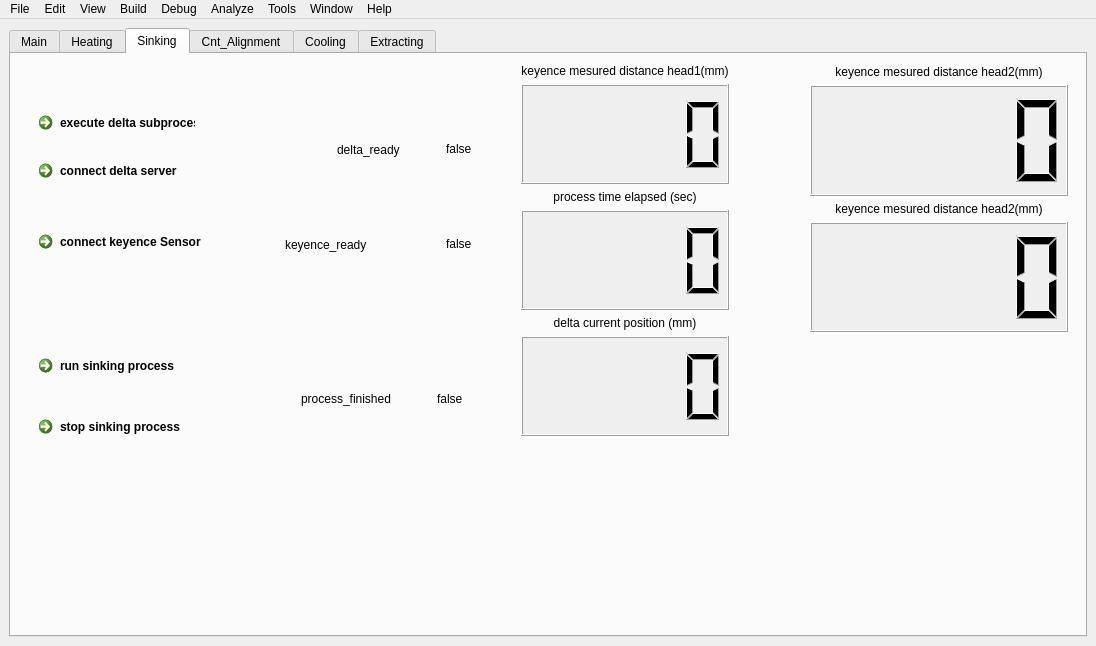
Above: src/app/mainwindow.ui from theion-batteries/soft_wgm_user_interface_qt_cpp before the change. Below: the same form after it.
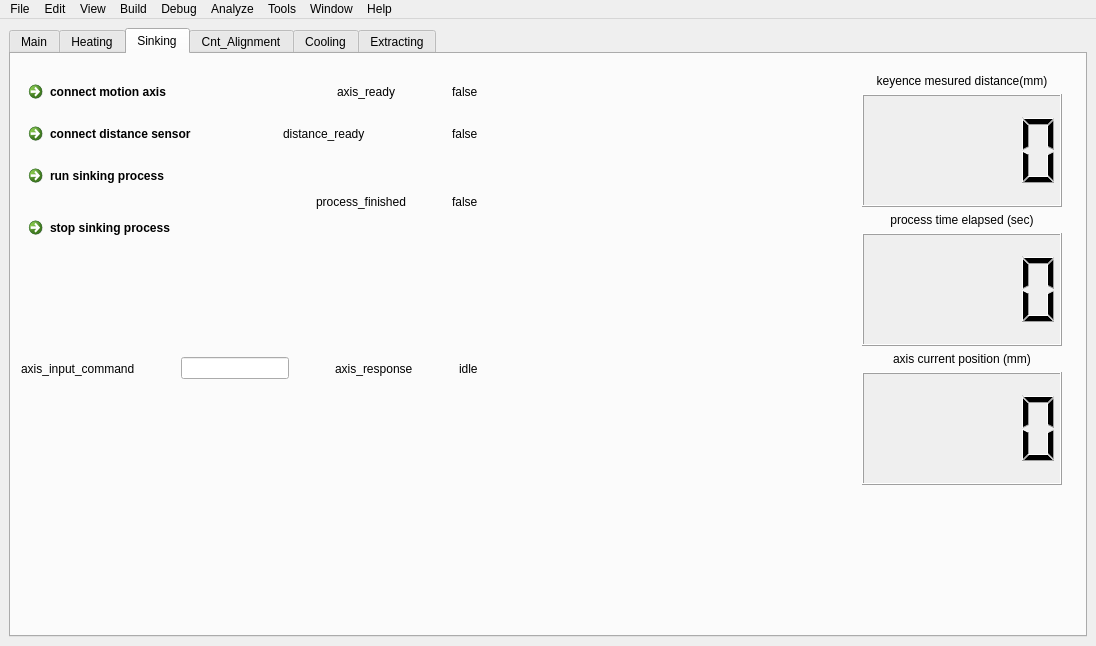
That is the form after the change. Icons and pictures are not drawn.

Diff of the .ui file:
```diff
--- a/src/app/mainwindow.ui
+++ b/src/app/mainwindow.ui
@@ -270,312 +270,169 @@
        <attribute name="title">
         <string>Sinking</string>
        </attribute>
-       <widget class="QWidget" name="layoutWidget">
+       <widget class="QWidget" name="">
         <property name="geometry">
          <rect>
-          <x>510</x>
-          <y>10</y>
-          <width>258</width>
-          <height>403</height>
+          <x>10</x>
+          <y>20</y>
+          <width>1041</width>
+          <height>411</height>
          </rect>
         </property>
-        <layout class="QVBoxLayout" name="verticalLayout_11">
-         <property name="sizeConstraint">
-          <enum>QLayout::SetFixedSize</enum>
-         </property>
-         <item>
-          <layout class="QVBoxLayout" name="verticalLayout_2">
-           <item>
-            <widget class="QLabel" name="label_2">
-             <property name="sizePolicy">
-              <sizepolicy hsizetype="Fixed" vsizetype="Fixed">
-               <horstretch>0</horstretch>
-               <verstretch>0</verstretch>
-              </sizepolicy>
-             </property>
-             <property name="maximumSize">
-              <size>
-               <width>500</width>
-               <height>16777215</height>
-              </size>
-             </property>
-             <property name="text">
-              <string>keyence mesured distance head1(mm)</string>
-             </property>
-             <property name="alignment">
-              <set>Qt::AlignCenter</set>
-             </property>
-            </widget>
-           </item>
-           <item>
-            <widget class="QLCDNumber" name="distance_head1">
-             <property name="sizePolicy">
-              <sizepolicy hsizetype="Fixed" vsizetype="Fixed">
-               <horstretch>0</horstretch>
-               <verstretch>0</verstretch>
-              </sizepolicy>
-             </property>
-             <property name="minimumSize">
-              <size>
-               <width>200</width>
-               <height>100</height>
-              </size>
-             </property>
-             <property name="maximumSize">
-              <size>
-               <width>450</width>
-               <height>450</height>
-              </size>
-             </property>
-             <property name="acceptDrops">
-              <bool>false</bool>
-             </property>
-             <property name="autoFillBackground">
-              <bool>true</bool>
-             </property>
-            </widget>
-           </item>
-          </layout>
-         </item>
-         <item>
-          <layout class="QVBoxLayout" name="verticalLayout_3">
-           <item>
-            <widget class="QLabel" name="label_3">
-             <property name="sizePolicy">
-              <sizepolicy hsizetype="Fixed" vsizetype="Fixed">
-               <horstretch>0</horstretch>
-               <verstretch>0</verstretch>
-              </sizepolicy>
-             </property>
-             <property name="maximumSize">
-              <size>
-               <width>500</width>
-               <height>16777215</height>
-              </size>
-             </property>
-             <property name="text">
-              <string>process time elapsed (sec)</string>
-             </property>
-             <property name="alignment">
-              <set>Qt::AlignCenter</set>
-             </property>
-            </widget>
-           </item>
-           <item>
-            <widget class="QLCDNumber" name="time_sinking">
-             <property name="sizePolicy">
-              <sizepolicy hsizetype="Fixed" vsizetype="Fixed">
-               <horstretch>0</horstretch>
-               <verstretch>0</verstretch>
-              </sizepolicy>
-             </property>
-             <property name="minimumSize">
-              <size>
-               <width>100</width>
-               <height>100</height>
-              </size>
-             </property>
-             <property name="maximumSize">
-              <size>
-               <width>450</width>
-               <height>450</height>
-              </size>
-             </property>
-             <property name="acceptDrops">
-              <bool>false</bool>
-             </property>
-             <property name="autoFillBackground">
-              <bool>true</bool>
-             </property>
-            </widget>
-           </item>
-          </layout>
-         </item>
-         <item>
-          <layout class="QVBoxLayout" name="verticalLayout_7">
-           <item>
-            <widget class="QLabel" name="label_6">
-             <property name="sizePolicy">
-              <sizepolicy hsizetype="Fixed" vsizetype="Fixed">
-               <horstretch>0</horstretch>
-               <verstretch>0</verstretch>
-              </sizepolicy>
-             </property>
-             <property name="maximumSize">
-              <size>
-               <width>500</width>
-               <height>16777215</height>
-              </size>
-             </property>
-             <property name="text">
-              <string>delta current position (mm)</string>
-             </property>
-             <property name="alignment">
-              <set>Qt::AlignCenter</set>
-             </property>
-            </widget>
-           </item>
-           <item>
-            <widget class="QLCDNumber" name="delta_pos">
-             <property name="sizePolicy">
-              <sizepolicy hsizetype="Fixed" vsizetype="Fixed">
-               <horstretch>0</horstretch>
-               <verstretch>0</verstretch>
-              </sizepolicy>
-             </property>
-             <property name="minimumSize">
-              <size>
-               <width>100</width>
-               <height>100</height>
-              </size>
-             </property>
-             <property name="maximumSize">
-              <size>
-               <width>450</width>
-               <height>450</height>
-              </size>
-             </property>
-             <property name="acceptDrops">
-              <bool>false</bool>
-             </property>
-             <property name="autoFillBackground">
-              <bool>true</bool>
-             </property>
-            </widget>
-           </item>
-          </layout>
-         </item>
-        </layout>
-       </widget>
-       <widget class="QWidget" name="layoutWidget">
-        <property name="geometry">
-         <rect>
-          <x>799</x>
-          <y>11</y>
-          <width>258</width>
-          <height>267</height>
-         </rect>
-        </property>
-        <layout class="QVBoxLayout" name="verticalLayout_13">
+        <layout class="QHBoxLayout" name="horizontalLayout_2">
          <item>
           <layout class="QVBoxLayout" name="verticalLayout_6">
            <item>
-            <widget class="QLabel" name="label_10">
+            <layout class="QHBoxLayout" name="horizontalLayout_8">
+             <item>
+              <layout class="QVBoxLayout" name="verticalLayout_9">
+               <item>
+                <layout class="QHBoxLayout" name="horizontalLayout_3">
+                 <item>
+                  <widget class="QCommandLinkButton" name="connect_delta_server">
              <property name="sizePolicy">
               <sizepolicy hsizetype="Fixed" vsizetype="Fixed">
                <horstretch>0</horstretch>
                <verstretch>0</verstretch>
               </sizepolicy>
              </property>
-             <property name="maximumSize">
+                   <property name="minimumSize">
               <size>
-               <width>500</width>
-               <height>16777215</height>
+                     <width>100</width>
+                     <height>10</height>
               </size>
              </property>
              <property name="text">
-              <string>keyence mesured distance head2(mm)</string>
-             </property>
-             <property name="alignment">
-              <set>Qt::AlignCenter</set>
-             </property>
-            </widget>
-           </item>
+                    <string>connect motion axis</string>
+                   </property>
+                  </widget>
+                 </item>
+                </layout>
+               </item>
+              </layout>
+             </item>
            <item>
-            <widget class="QLCDNumber" name="distance_head2">
-             <property name="sizePolicy">
-              <sizepolicy hsizetype="Fixed" vsizetype="Fixed">
-               <horstretch>0</horstretch>
-               <verstretch>0</verstretch>
-              </sizepolicy>
-             </property>
-             <property name="minimumSize">
+              <spacer name="horizontalSpacer">
+               <property name="orientation">
+                <enum>Qt::Horizontal</enum>
+               </property>
+               <property name="sizeHint" stdset="0">
               <size>
-               <width>200</width>
-               <height>100</height>
-              </size>
-             </property>
-             <property name="maximumSize">
+                 <width>40</width>
+                 <height>20</height>
+                </size>
+               </property>
+              </spacer>
+             </item>
+             <item>
+              <layout class="QHBoxLayout" name="horizontalLayout_7">
+               <item>
+                <widget class="QLabel" name="label_7">
+                 <property name="text">
+                  <string>axis_ready</string>
+                 </property>
+                </widget>
+               </item>
+               <item>
+                <spacer name="horizontalSpacer_2">
+                 <property name="orientation">
+                  <enum>Qt::Horizontal</enum>
+                 </property>
+                 <property name="sizeHint" stdset="0">
               <size>
-               <width>450</width>
-               <height>450</height>
-              </size>
-             </property>
-             <property name="acceptDrops">
-              <bool>false</bool>
-             </property>
-             <property name="autoFillBackground">
-              <bool>true</bool>
+                   <width>40</width>
+                   <height>20</height>
+                  </size>
+                 </property>
+                </spacer>
+               </item>
+               <item>
+                <widget class="QLabel" name="delta_ready">
+                 <property name="sizePolicy">
+                  <sizepolicy hsizetype="Fixed" vsizetype="Fixed">
+                   <horstretch>0</horstretch>
+                   <verstretch>0</verstretch>
+                  </sizepolicy>
+                 </property>
+                 <property name="text">
+                  <string>false</string>
              </property>
             </widget>
            </item>
           </layout>
          </item>
+            </layout>
+           </item>
          <item>
-          <layout class="QVBoxLayout" name="verticalLayout_12">
+            <layout class="QHBoxLayout" name="horizontalLayout_4">
            <item>
-            <widget class="QLabel" name="label_11">
+              <widget class="QCommandLinkButton" name="connect_keyence_sensor">
              <property name="sizePolicy">
               <sizepolicy hsizetype="Fixed" vsizetype="Fixed">
-               <horstretch>0</horstretch>
-               <verstretch>0</verstretch>
-              </sizepolicy>
-             </property>
-             <property name="maximumSize">
+                 <horstretch>100</horstretch>
+                 <verstretch>100</verstretch>
+                </sizepolicy>
+               </property>
+               <property name="minimumSize">
               <size>
-               <width>500</width>
-               <height>16777215</height>
+                 <width>100</width>
+                 <height>10</height>
               </size>
              </property>
              <property name="text">
-              <string>keyence mesured distance head2(mm)</string>
-             </property>
-             <property name="alignment">
-              <set>Qt::AlignCenter</set>
-             </property>
+                <string>connect distance sensor</string>
+               </property>
             </widget>
            </item>
            <item>
-            <widget class="QLCDNumber" name="distance_head3">
-             <property name="sizePolicy">
-              <sizepolicy hsizetype="Fixed" vsizetype="Fixed">
-               <horstretch>0</horstretch>
-               <verstretch>0</verstretch>
-              </sizepolicy>
-             </property>
-             <property name="minimumSize">
+              <spacer name="horizontalSpacer_3">
+               <property name="orientation">
+                <enum>Qt::Horizontal</enum>
+               </property>
+               <property name="sizeHint" stdset="0">
               <size>
-               <width>200</width>
-               <height>100</height>
-              </size>
-             </property>
-             <property name="maximumSize">
+                 <width>40</width>
+                 <height>20</height>
+                </size>
+               </property>
+              </spacer>
+             </item>
+             <item>
+              <widget class="QLabel" name="label_8">
+               <property name="text">
+                <string>distance_ready</string>
+               </property>
+              </widget>
+             </item>
+             <item>
+              <spacer name="horizontalSpacer_4">
+               <property name="orientation">
+                <enum>Qt::Horizontal</enum>
+               </property>
+               <property name="sizeHint" stdset="0">
               <size>
-               <width>450</width>
-               <height>450</height>
-              </size>
-             </property>
-             <property name="acceptDrops">
-              <bool>false</bool>
-             </property>
-             <property name="autoFillBackground">
-              <bool>true</bool>
+                 <width>40</width>
+                 <height>20</height>
+                </size>
+               </property>
+              </spacer>
+             </item>
+             <item>
+              <widget class="QLabel" name="keyence_ready">
+               <property name="sizePolicy">
+                <sizepolicy hsizetype="Fixed" vsizetype="Fixed">
+                 <horstretch>0</horstretch>
+                 <verstretch>0</verstretch>
+                </sizepolicy>
+               </property>
+               <property name="text">
+                <string>false</string>
              </property>
             </widget>
            </item>
           </layout>
          </item>
-        </layout>
-       </widget>
-       <widget class="QWidget" name="layoutWidget">
-        <property name="geometry">
-         <rect>
-          <x>20</x>
-          <y>290</y>
-          <width>432</width>
-          <height>110</height>
-         </rect>
-        </property>
+           <item>
         <layout class="QHBoxLayout" name="horizontalLayout_6">
          <item>
           <layout class="QVBoxLayout" name="verticalLayout_8">
@@ -680,38 +537,54 @@
           </layout>
          </item>
         </layout>
-       </widget>
-       <widget class="QWidget" name="layoutWidget">
-        <property name="geometry">
-         <rect>
-          <x>20</x>
-          <y>170</y>
-          <width>441</width>
-          <height>41</height>
-         </rect>
-        </property>
-        <layout class="QHBoxLayout" name="horizontalLayout_4">
+           </item>
+           <item>
+            <layout class="QHBoxLayout" name="horizontalLayout_9">
+             <item>
+              <widget class="QLabel" name="label_10">
+               <property name="text">
+                <string>axis_input_command</string>
+               </property>
+              </widget>
+             </item>
+             <item>
+              <spacer name="horizontalSpacer_7">
+               <property name="orientation">
+                <enum>Qt::Horizontal</enum>
+               </property>
+               <property name="sizeHint" stdset="0">
+                <size>
+                 <width>40</width>
+                 <height>20</height>
+                </size>
+               </property>
+              </spacer>
+             </item>
          <item>
-          <widget class="QCommandLinkButton" name="connect_keyence_sensor">
-           <property name="sizePolicy">
-            <sizepolicy hsizetype="Fixed" vsizetype="Fixed">
-             <horstretch>100</horstretch>
-             <verstretch>100</verstretch>
-            </sizepolicy>
-           </property>
-           <property name="minimumSize">
+              <widget class="QLineEdit" name="lineEdit"/>
+             </item>
+             <item>
+              <spacer name="horizontalSpacer_8">
+               <property name="orientation">
+                <enum>Qt::Horizontal</enum>
+               </property>
+               <property name="sizeHint" stdset="0">
             <size>
-             <width>100</width>
-             <height>10</height>
-            </size>
-           </property>
+                 <width>40</width>
+                 <height>20</height>
+                </size>
+               </property>
+              </spacer>
+             </item>
+             <item>
+              <widget class="QLabel" name="label_11">
            <property name="text">
-            <string>connect keyence Sensor</string>
+                <string>axis_response</string>
            </property>
           </widget>
          </item>
          <item>
-          <spacer name="horizontalSpacer_3">
+              <spacer name="horizontalSpacer_9">
            <property name="orientation">
             <enum>Qt::Horizontal</enum>
            </property>
@@ -724,14 +597,18 @@
           </spacer>
          </item>
          <item>
-          <widget class="QLabel" name="label_8">
+              <widget class="QLabel" name="label_12">
            <property name="text">
-            <string>keyence_ready</string>
+                <string>idle</string>
            </property>
           </widget>
          </item>
+            </layout>
+           </item>
+          </layout>
+         </item>
          <item>
-          <spacer name="horizontalSpacer_4">
+          <spacer name="horizontalSpacer_10">
            <property name="orientation">
             <enum>Qt::Horizontal</enum>
            </property>
@@ -744,36 +621,36 @@
           </spacer>
          </item>
          <item>
-          <widget class="QLabel" name="keyence_ready">
+          <layout class="QVBoxLayout" name="verticalLayout_11">
+           <property name="sizeConstraint">
+            <enum>QLayout::SetFixedSize</enum>
+           </property>
+           <item>
+            <layout class="QVBoxLayout" name="verticalLayout_2">
+             <item>
+              <widget class="QLabel" name="label_2">
            <property name="sizePolicy">
             <sizepolicy hsizetype="Fixed" vsizetype="Fixed">
              <horstretch>0</horstretch>
              <verstretch>0</verstretch>
             </sizepolicy>
            </property>
+               <property name="maximumSize">
+                <size>
+                 <width>500</width>
+                 <height>16777215</height>
+                </size>
+               </property>
            <property name="text">
-            <string>false</string>
-           </property>
-          </widget>
-         </item>
-        </layout>
-       </widget>
-       <widget class="QWidget" name="layoutWidget">
-        <property name="geometry">
-         <rect>
-          <x>20</x>
-          <y>50</y>
-          <width>441</width>
-          <height>91</height>
-         </rect>
-        </property>
-        <layout class="QHBoxLayout" name="horizontalLayout_8">
+                <string>keyence mesured distance(mm)</string>
+               </property>
+               <property name="alignment">
+                <set>Qt::AlignCenter</set>
+               </property>
+              </widget>
+             </item>
          <item>
-          <layout class="QVBoxLayout" name="verticalLayout_9">
-           <item>
-            <layout class="QHBoxLayout" name="horizontalLayout_2">
-             <item>
-              <widget class="QCommandLinkButton" name="execute_delta_subprocess">
+              <widget class="QLCDNumber" name="distance_head1">
                <property name="sizePolicy">
                 <sizepolicy hsizetype="Fixed" vsizetype="Fixed">
                  <horstretch>0</horstretch>
@@ -782,89 +659,133 @@
                </property>
                <property name="minimumSize">
                 <size>
-                 <width>100</width>
-                 <height>10</height>
+                 <width>200</width>
+                 <height>100</height>
                 </size>
                </property>
-               <property name="text">
-                <string>execute delta subprocess</string>
+               <property name="maximumSize">
+                <size>
+                 <width>450</width>
+                 <height>450</height>
+                </size>
                </property>
+               <property name="acceptDrops">
+                <bool>false</bool>
+               </property>
+               <property name="autoFillBackground">
+                <bool>true</bool>
+               </property>
               </widget>
              </item>
             </layout>
            </item>
            <item>
-            <layout class="QHBoxLayout" name="horizontalLayout_3">
+            <layout class="QVBoxLayout" name="verticalLayout_3">
              <item>
-              <widget class="QCommandLinkButton" name="connect_delta_server">
+              <widget class="QLabel" name="label_3">
                <property name="sizePolicy">
                 <sizepolicy hsizetype="Fixed" vsizetype="Fixed">
                  <horstretch>0</horstretch>
                  <verstretch>0</verstretch>
                 </sizepolicy>
                </property>
-               <property name="minimumSize">
+               <property name="maximumSize">
                 <size>
-                 <width>100</width>
-                 <height>10</height>
+                 <width>500</width>
+                 <height>16777215</height>
                 </size>
                </property>
                <property name="text">
-                <string>connect delta server</string>
+                <string>process time elapsed (sec)</string>
                </property>
+               <property name="alignment">
+                <set>Qt::AlignCenter</set>
+               </property>
               </widget>
              </item>
-            </layout>
-           </item>
-          </layout>
-         </item>
          <item>
-          <spacer name="horizontalSpacer">
-           <property name="orientation">
-            <enum>Qt::Horizontal</enum>
-           </property>
-           <property name="sizeHint" stdset="0">
+              <widget class="QLCDNumber" name="time_sinking">
+               <property name="sizePolicy">
+                <sizepolicy hsizetype="Fixed" vsizetype="Fixed">
+                 <horstretch>0</horstretch>
+                 <verstretch>0</verstretch>
+                </sizepolicy>
+               </property>
+               <property name="minimumSize">
             <size>
-             <width>40</width>
-             <height>20</height>
-            </size>
-           </property>
-          </spacer>
-         </item>
-         <item>
-          <layout class="QHBoxLayout" name="horizontalLayout_7">
-           <item>
-            <widget class="QLabel" name="label_7">
-             <property name="text">
-              <string>delta_ready</string>
-             </property>
-            </widget>
-           </item>
+                 <width>100</width>
+                 <height>100</height>
+                </size>
+               </property>
+               <property name="maximumSize">
+                <size>
+                 <width>450</width>
+                 <height>450</height>
+                </size>
+               </property>
+               <property name="acceptDrops">
+                <bool>false</bool>
+               </property>
+               <property name="autoFillBackground">
+                <bool>true</bool>
+               </property>
+              </widget>
+             </item>
+            </layout>
+           </item>
            <item>
-            <spacer name="horizontalSpacer_2">
-             <property name="orientation">
-              <enum>Qt::Horizontal</enum>
-             </property>
-             <property name="sizeHint" stdset="0">
+            <layout class="QVBoxLayout" name="verticalLayout_7">
+             <item>
+              <widget class="QLabel" name="label_6">
+               <property name="sizePolicy">
+                <sizepolicy hsizetype="Fixed" vsizetype="Fixed">
+                 <horstretch>0</horstretch>
+                 <verstretch>0</verstretch>
+                </sizepolicy>
+               </property>
+               <property name="maximumSize">
               <size>
-               <width>40</width>
-               <height>20</height>
-              </size>
-             </property>
-            </spacer>
+                 <width>500</width>
+                 <height>16777215</height>
+                </size>
+               </property>
+               <property name="text">
+                <string>axis current position (mm)</string>
+               </property>
+               <property name="alignment">
+                <set>Qt::AlignCenter</set>
+               </property>
+              </widget>
            </item>
            <item>
-            <widget class="QLabel" name="delta_ready">
+              <widget class="QLCDNumber" name="delta_pos">
              <property name="sizePolicy">
               <sizepolicy hsizetype="Fixed" vsizetype="Fixed">
                <horstretch>0</horstretch>
                <verstretch>0</verstretch>
               </sizepolicy>
              </property>
-             <property name="text">
-              <string>false</string>
-             </property>
-            </widget>
+               <property name="minimumSize">
+                <size>
+                 <width>100</width>
+                 <height>100</height>
+                </size>
+               </property>
+               <property name="maximumSize">
+                <size>
+                 <width>450</width>
+                 <height>450</height>
+                </size>
+               </property>
+               <property name="acceptDrops">
+                <bool>false</bool>
+               </property>
+               <property name="autoFillBackground">
+                <bool>true</bool>
+               </property>
+              </widget>
+             </item>
+            </layout>
            </item>
           </layout>
          </item>
```
Left out of the diff: 12 changed lines with no effect on the pictures. Lines whose indentation alone changed are shown as unchanged.
